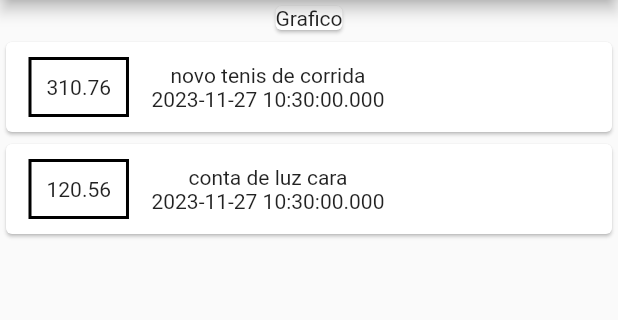
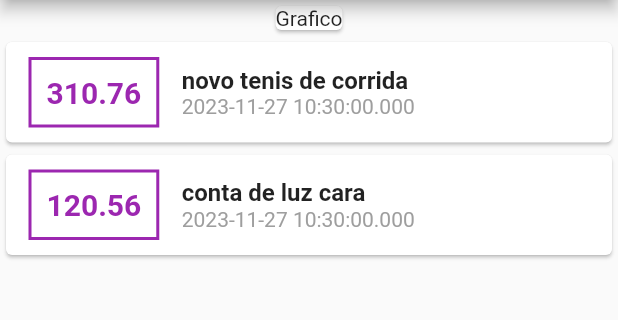
Before and after one commit to burghausen8/DespesasPessoais, a Flutter app: the screen it shows after launch, on a phone screen of 412 x 824 dp, the part 84-404 px from its top. Run offline on Flutter 3.47's test engine with Material 2 defaults, Android fonts, the phone set to English and light mode, and no system bars.

Commit message:
layout' align text in start

```diff
--- a/lib/main.dart
+++ b/lib/main.dart
@@ -43,16 +43,34 @@ class MyHomePage extends StatelessWidget {
                       Container(
                         margin:
                             EdgeInsets.symmetric(horizontal: 15, vertical: 10),
-                        child: Text(tr.value.toString()),
+                        child: Text(
+                          tr.value.toString(),
+                          style: TextStyle(
+                            fontWeight: FontWeight.bold,
+                            fontSize: 20,
+                            color: Colors.purple,
+                          ),
+                        ),
                         decoration: BoxDecoration(
                             border: Border.all(
-                          color: Colors.black,
+                          color: Colors.purple,
                           width: 2,
                         )),
                         padding: EdgeInsets.all(10),
                       ),
                       Column(
-                        children: [Text(tr.title), Text(tr.date.toString())],
+                        children: [
+                          Text(
+                            tr.title,
+                            style: TextStyle(
+                                fontSize: 16, fontWeight: FontWeight.bold),
+                          ),
+                          Text(
+                            tr.date.toString(),
+                            style: TextStyle(color: Colors.grey),
+                          )
+                        ],
+                        crossAxisAlignment: CrossAxisAlignment.start,
                       )
                     ],
                   ),
```
